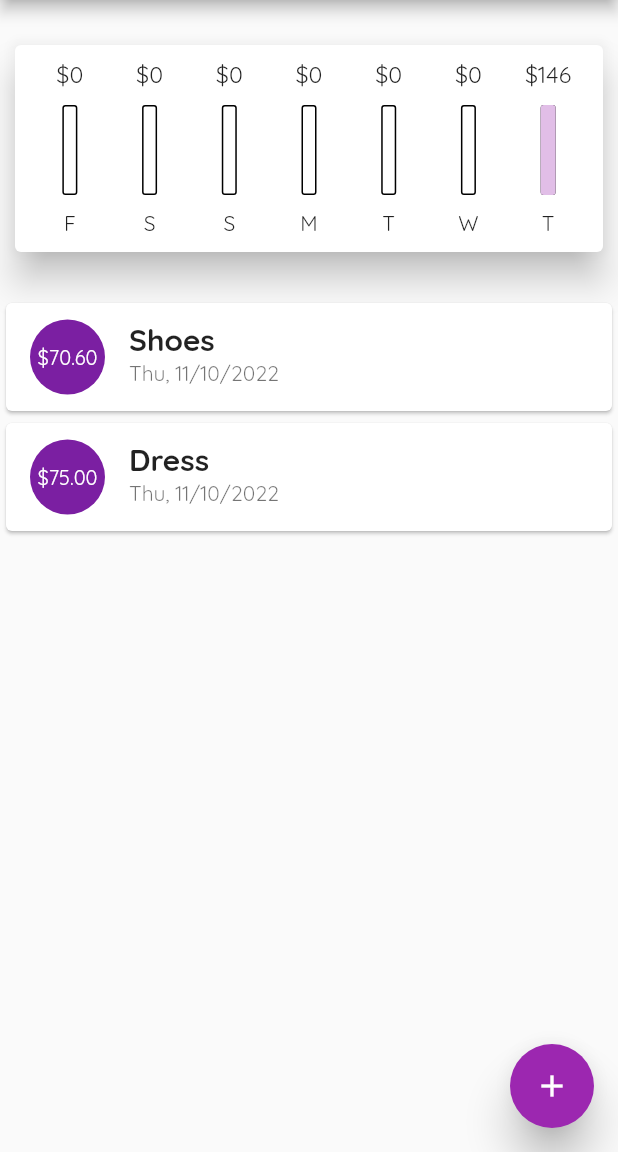
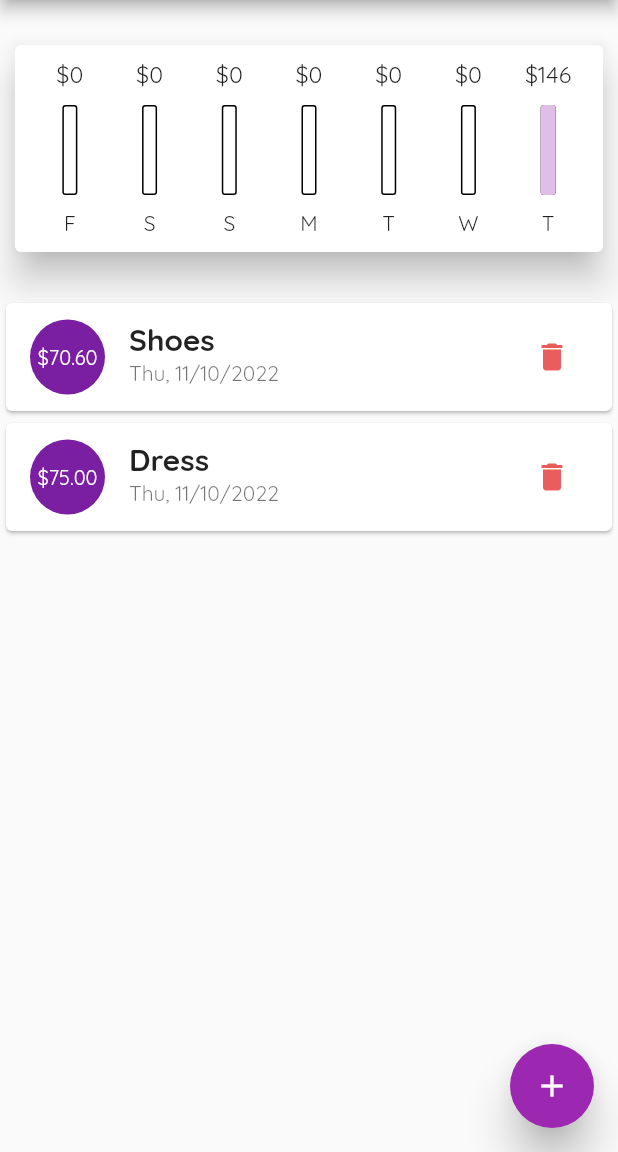
Before and after one commit to nayyyhaa/flutter-expense-app, a Flutter app: the screen it shows after launch, on a phone screen of 412 x 824 dp, the part 84-1236 px from its top. Run offline on Flutter 3.47's test engine with Material 2 defaults, Android fonts, the phone set to English and light mode, and no system bars.

Commit message:
feat: delete transactions

```diff
--- a/lib/main.dart
+++ b/lib/main.dart
@@ -52,6 +52,10 @@ class MyHomePageState extends State<MyHomePage> {
     setState(() => {_userTransactions.add(newTransaction)});
   }
 
+  void deleteTransaction(String id) {
+    setState(() => {_userTransactions.removeWhere((txn) => txn.id == id)});
+  }
+
   void openModalTransaction(BuildContext ctx) {
     showModalBottomSheet(
         context: ctx,
@@ -86,7 +90,7 @@ class MyHomePageState extends State<MyHomePage> {
       body: Column(
         children: <Widget>[
           Chart(_recentTransactions),
-          TransactionList(_userTransactions),
+          TransactionList(_userTransactions, deleteTransaction),
         ],
       ),
       floatingActionButton: FloatingActionButton(
--- a/lib/widgets/transaction_list.dart
+++ b/lib/widgets/transaction_list.dart
@@ -5,8 +5,9 @@ import '../models/Transaction.dart';
 
 class TransactionList extends StatelessWidget {
   final List<Transaction> transactions;
+  final Function deleteTransaction;
 
-  TransactionList(this.transactions);
+  TransactionList(this.transactions, this.deleteTransaction);
 
   @override
   Widget build(BuildContext context) {
@@ -21,7 +22,7 @@ class TransactionList extends StatelessWidget {
                       color: Theme.of(context).primaryColor,
                       fontWeight: FontWeight.bold),
                 ),
-                SizedBox(
+                const SizedBox(
                   height: 20,
                 ),
                 Container(
@@ -39,12 +40,12 @@ class TransactionList extends StatelessWidget {
                       child: Flexible(
                         fit: FlexFit.tight,
                         child: Container(
-                              padding: EdgeInsets.all(5),
+                          padding: const EdgeInsets.all(5),
                           child: FittedBox(
                             fit: BoxFit.cover,
                             child: Text(
                               '\$${transactions[index].amount.toStringAsFixed(2)}',
-                                  style: TextStyle(
+                              style: const TextStyle(
                                 fontSize: 20,
                               ),
                             ),
@@ -56,16 +57,23 @@ class TransactionList extends StatelessWidget {
                       fit: FlexFit.tight,
                       child: Text(
                         transactions[index].title,
-                            style: TextStyle(
+                        style: const TextStyle(
                           fontWeight: FontWeight.bold,
                           fontSize: 20,
                         ),
                       ),
                     ),
                     subtitle: Text(
-                          DateFormat('EEE, M/d/y')
-                              .format(transactions[index].date),
-                        )));
+                      DateFormat('EEE, M/d/y').format(transactions[index].date),
+                    ),
+                    trailing: IconButton(
+                      icon: Icon(Icons.delete),
+                      color: Color.fromARGB(255, 233, 93, 93),
+                      onPressed: () =>
+                          deleteTransaction(transactions[index].id),
+                    ),
+                  ),
+                );
               },
               itemCount: transactions.length,
             ),
```
Lines whose indentation alone changed are shown as unchanged.
